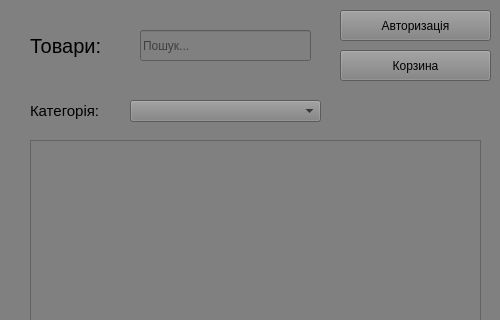
The window that mainwindow.ui (BeanDx/zoo-shop-qt-coursework) describes before a commit, drawn with Qt 5; both pictures show x 0 to 500 and y 0 to 320 of the 500 by 510 pixel window.
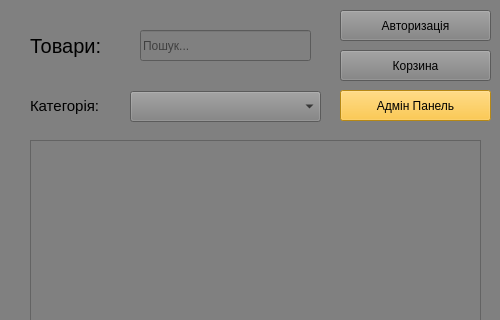
The same window after the commit.

Commit message: Added an Admin panel button. It is visible only to the user with the 'Admin' email address.

```diff
--- a/mainwindow.ui
+++ b/mainwindow.ui
@@ -101,9 +101,9 @@
     <property name="geometry">
      <rect>
       <x>30</x>
-      <y>100</y>
+      <y>90</y>
       <width>91</width>
-      <height>21</height>
+      <height>31</height>
      </rect>
     </property>
     <property name="styleSheet">
@@ -118,12 +118,29 @@
     <property name="geometry">
      <rect>
       <x>130</x>
-      <y>100</y>
+      <y>91</y>
       <width>191</width>
-      <height>22</height>
+      <height>31</height>
      </rect>
     </property>
    </widget>
+   <widget class="QPushButton" name="AdminPanelBtn">
+    <property name="geometry">
+     <rect>
+      <x>340</x>
+      <y>90</y>
+      <width>151</width>
+      <height>31</height>
+     </rect>
+    </property>
+    <property name="styleSheet">
+     <string notr="true">background-color: rgb(255, 191, 30);
+color: #000;</string>
+    </property>
+    <property name="text">
+     <string>Адмiн Панель</string>
+    </property>
+   </widget>
   </widget>
   <widget class="QMenuBar" name="menubar">
    <property name="geometry">
```
The commit also changes 4 other files.
